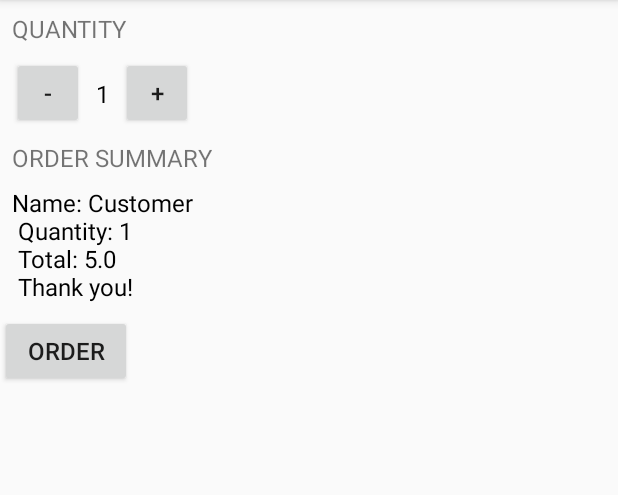
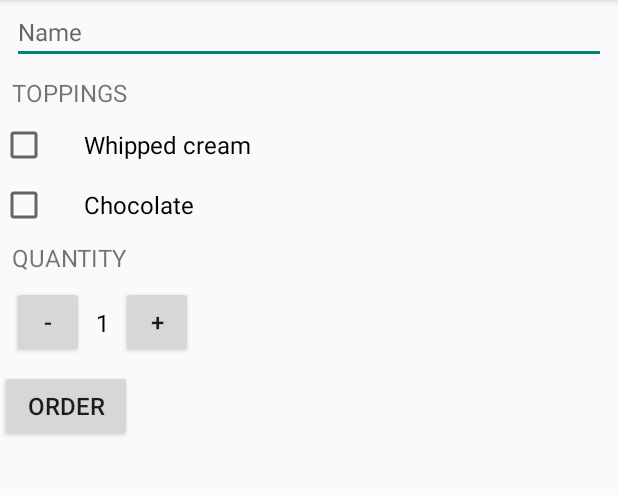
Before and after one commit to NgariNdungu/JustJava, an Android app: the screen it shows after launch (MainActivity), after a tap on "ORDER", on a phone screen of 412 x 824 dp, the part 84-579 px from its top. Run offline under Robolectric (Android 15) with nearby library versions, the phone set to English and light mode, and no system bars.

Commit message:
[lesson 11] use intents to send summary to email app

```diff
--- a/app/src/main/java/com/createchs/justjava/MainActivity.java
+++ b/app/src/main/java/com/createchs/justjava/MainActivity.java
@@ -1,11 +1,14 @@
 package com.createchs.justjava;
 
 import android.app.Activity;
+import android.content.Intent;
+import android.net.Uri;
 import android.os.Bundle;
 import android.view.View;
-import android.widget.ImageView;
+import android.widget.CheckBox;
+import android.widget.EditText;
 import android.widget.TextView;
-import android.widget.ToggleButton;
+import android.widget.Toast;
 
 public class MainActivity extends Activity {
 
@@ -19,22 +22,42 @@ public class MainActivity extends Activity {
 
     /* This method is called when order button is clicked*/
     public void submitOrder(View view) {
-        float price = calculatePrice();
-        String orderSummary = createOrderSummary(price);
-        displayMessage(orderSummary);
+        boolean hasWhippedCream = ((CheckBox) findViewById(R.id.first_topping)).isChecked();
+        boolean hasChocolate = ((CheckBox) findViewById(R.id.second_topping)).isChecked();
+        float price = calculatePrice(hasWhippedCream,hasChocolate);
+        String customerName = ((EditText) findViewById(R.id.name_edit_text)).getText().toString();
+        String orderSummary = createOrderSummary(price, hasWhippedCream, hasChocolate, customerName);
+
+        String[] recipient = new String[1];
+        recipient[0] = "awesome@coffee.shop";
+        Intent intent = new Intent(Intent.ACTION_SENDTO);
+        intent.setData(Uri.parse("mailto:"));
+        intent.putExtra(Intent.EXTRA_TEXT, orderSummary);
+        intent.putExtra(Intent.EXTRA_EMAIL, recipient);
+        intent.putExtra(Intent.EXTRA_SUBJECT, getResources().getString(R.string.subject_prefix) + customerName);
+        if (intent.resolveActivity(getPackageManager()) != null) {
+            startActivity(intent);
+        }
     }
 
-    private String createOrderSummary(float price) {
-        String name = "Customer";
-        return "Name: " + name +
-                "\n Quantity: " + coffeeCups +
-                "\n Total: " + price +
-                "\n Thank you!";
+    private String createOrderSummary(float price, boolean hasWhippedCream, boolean hasChocolate, String customerName) {
+        String[] summaryPrefixes = getResources().getStringArray(R.array.summary);
+        return summaryPrefixes[0] + customerName +
+                summaryPrefixes[1] + hasWhippedCream +
+                summaryPrefixes[2] + hasChocolate +
+                summaryPrefixes[3] + coffeeCups +
+                summaryPrefixes[4] + price;
     }
 
-    private float calculatePrice() {
-        float price = coffeeCups * 5;
-        return price;
+    private float calculatePrice(boolean hasWhippedCream, boolean hasChocolate) {
+        float basePrice = 5; // price for a cup of coffee
+        if (hasWhippedCream) {
+            basePrice += 1;
+        }
+        if (hasChocolate) {
+            basePrice += 2;
+        }
+        return coffeeCups * basePrice;
     }
 
     /* This method displays the given quantity on the screen*/
@@ -43,21 +66,23 @@ public class MainActivity extends Activity {
         quantityTextView.setText(String.valueOf(number));
     }
 
-    private void displayMessage(String summary) {
-        // findViewById returns a View, hence the type casting
-        TextView orderSummaryTextView = (TextView) findViewById(R.id.order_summary_text_view);
-        orderSummaryTextView.setText(summary);
-    }
-
     public void decrement(View view) {
-        if (coffeeCups >= 1) {
+        if (coffeeCups > 1) {
             coffeeCups -= 1;
+        } else {
+            Toast.makeText(this, getResources().getString(R.string.no_coffee),Toast.LENGTH_SHORT).show();
+            return;
         }
         display(coffeeCups);
     }
 
     public void increment(View view) {
-        coffeeCups += 1;
+        if (coffeeCups < 100) {
+            coffeeCups += 1;
+        } else {
+            Toast.makeText(this,getResources().getString(R.string.too_much),Toast.LENGTH_SHORT).show();
+            return;
+        }
         display(coffeeCups);
     }
 }
--- a/app/src/main/res/layout/activity_main.xml
+++ b/app/src/main/res/layout/activity_main.xml
@@ -1,11 +1,51 @@
 <?xml version="1.0" encoding="utf-8"?>
-<android.support.constraint.ConstraintLayout xmlns:android="http://schemas.android.com/apk/res/android"
+<ScrollView xmlns:android="http://schemas.android.com/apk/res/android"
+    android:layout_width="match_parent"
+    android:layout_height="match_parent">
+
+    <android.support.constraint.ConstraintLayout
         xmlns:app="http://schemas.android.com/apk/res-auto"
         xmlns:tools="http://schemas.android.com/tools"
         android:layout_width="match_parent"
-    android:layout_height="match_parent"
+        android:layout_height="wrap_content"
         android:theme="@style/Spacing"
         tools:context=".MainActivity">
+
+        <EditText
+            android:id="@+id/name_edit_text"
+            android:layout_width="match_parent"
+            android:layout_height="wrap_content"
+            android:hint="@string/hint"
+            android:inputType="textCapWords"/>
+
+        <TextView
+            android:id="@+id/toppingsText"
+            android:layout_width="wrap_content"
+            android:layout_height="wrap_content"
+            android:text="@string/toppings"
+            android:textAllCaps="true"
+            app:layout_constraintLeft_toLeftOf="parent"
+            app:layout_constraintTop_toBottomOf="@id/name_edit_text"/>
+
+        <CheckBox
+            android:id="@+id/first_topping"
+            android:layout_width="wrap_content"
+            android:layout_height="wrap_content"
+            android:paddingStart="24dp"
+            android:paddingEnd="24dp"
+            android:text="@string/first_topping"
+            android:textSize="16sp"
+            app:layout_constraintTop_toBottomOf="@id/toppingsText" />
+
+        <CheckBox
+            android:id="@+id/second_topping"
+            android:layout_width="wrap_content"
+            android:layout_height="wrap_content"
+            android:paddingStart="24dp"
+            android:paddingEnd="24dp"
+            android:text="@string/second_topping"
+            android:textSize="16sp"
+            app:layout_constraintTop_toBottomOf="@id/first_topping" />
 
         <TextView
             android:id="@+id/quantityText"
@@ -14,60 +54,50 @@
             android:text="@string/quantity"
             android:textAllCaps="true"
             app:layout_constraintLeft_toLeftOf="parent"
-        app:layout_constraintTop_toTopOf="parent"/>
+            app:layout_constraintTop_toBottomOf="@id/second_topping" />
 
         <Button
             android:id="@+id/minusButton"
             android:layout_width="48dp"
             android:layout_height="48dp"
             android:layout_marginStart="8dp"
+            android:onClick="decrement"
             android:text="-"
             app:layout_constraintLeft_toLeftOf="@id/quantityText"
             app:layout_constraintRight_toLeftOf="@id/noOfCoffees"
             app:layout_constraintStart_toStartOf="parent"
-        app:layout_constraintTop_toBottomOf="@id/quantityText"
-        android:onClick="decrement"/>
+            app:layout_constraintTop_toBottomOf="@id/quantityText" />
+
         <TextView
             android:id="@+id/noOfCoffees"
             android:layout_width="wrap_content"
             android:layout_height="wrap_content"
-        app:layout_constraintTop_toTopOf="@id/minusButton"
+            android:text="1"
+            android:textColor="@android:color/black"
             app:layout_constraintBottom_toBottomOf="@id/minusButton"
+            app:layout_constraintLeft_toRightOf="@id/minusButton"
             app:layout_constraintRight_toLeftOf="@id/plusButton"
-        app:layout_constraintLeft_toRightOf="@id/minusButton"
-        android:text="1"
-        android:textColor="@android:color/black"/>
+            app:layout_constraintTop_toTopOf="@id/minusButton" />
+
         <Button
             android:id="@+id/plusButton"
             android:layout_width="48dp"
             android:layout_height="48dp"
+            android:onClick="increment"
+            android:text="+"
+            app:layout_constraintBottom_toBottomOf="@id/minusButton"
             app:layout_constraintLeft_toRightOf="@id/noOfCoffees"
-        app:layout_constraintTop_toTopOf="@id/minusButton"
-        app:layout_constraintBottom_toBottomOf="@id/minusButton"
-        android:text="+"
-        android:onClick="increment"/>
-    <TextView
-        android:id="@+id/priceText"
-        android:layout_width="wrap_content"
-        android:layout_height="wrap_content"
-        app:layout_constraintTop_toBottomOf="@id/minusButton"
-        app:layout_constraintLeft_toLeftOf="parent"
-        android:textAllCaps="true"
-        android:text="@string/price"/>
-    <TextView
-        android:id="@+id/order_summary_text_view"
-        android:layout_width="wrap_content"
-        android:layout_height="wrap_content"
-        app:layout_constraintTop_toBottomOf="@id/priceText"
-        app:layout_constraintLeft_toLeftOf="parent"
-        android:textColor="@android:color/black"
-        android:text="@string/price_per_cup"/>
+            app:layout_constraintTop_toTopOf="@id/minusButton" />
+
+
         <Button
             android:id="@+id/orderButton"
             android:layout_width="wrap_content"
             android:layout_height="wrap_content"
+            android:onClick="submitOrder"
             android:text="@string/order_button"
-        android:onClick="submitOrder"
-        app:layout_constraintTop_toBottomOf="@id/order_summary_text_view"/>
+            app:layout_constraintTop_toBottomOf="@id/plusButton" />
 
     </android.support.constraint.ConstraintLayout>
+
+</ScrollView>
--- a/app/src/main/res/values/strings.xml
+++ b/app/src/main/res/values/strings.xml
@@ -2,6 +2,19 @@
     <string name="app_name">Just Java</string>
     <string name="quantity">Quantity</string>
     <string name="order_button">Order</string>
-    <string name="price">Order summary</string>
-    <string name="price_per_cup">0$</string>
+    <string name="toppings">toppings</string>
+    <string name="first_topping">Whipped cream</string>
+    <string name="second_topping">Chocolate</string>
+    <string name="hint">Name</string>
+    <string name="add">Add</string>
+    <string name="too_much">Can\'t have more than 100 cups!</string>
+    <string name="no_coffee">You do wan\'t coffee right?</string>
+    <string name="subject_prefix">"JustJava Order for "</string>
+    <string-array name="summary">
+        <item>"Name: "</item>
+        <item>"\nAdd Whipped cream? "</item>
+        <item>"\nAdd Chocolate? "</item>
+        <item>"\nQuantity: "</item>
+        <item>"\nTotal: "</item>
+    </string-array>
 </resources>
```
Lines whose indentation alone changed are shown as unchanged.
